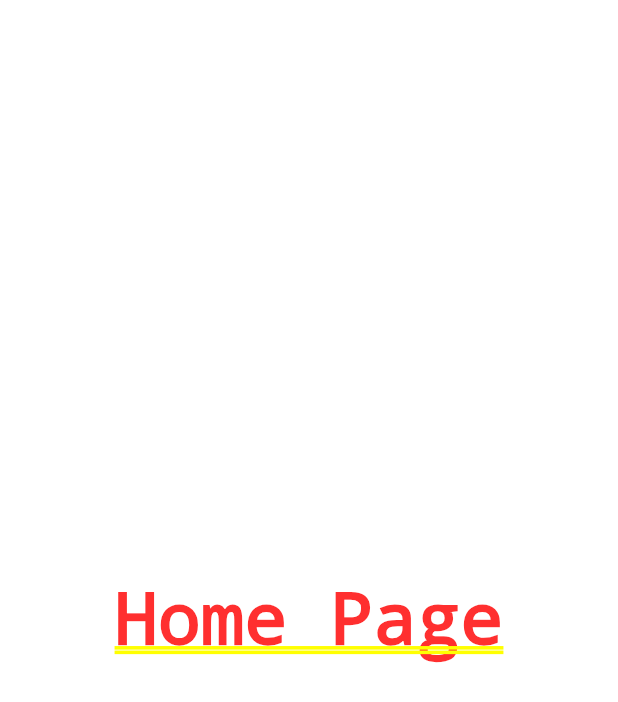
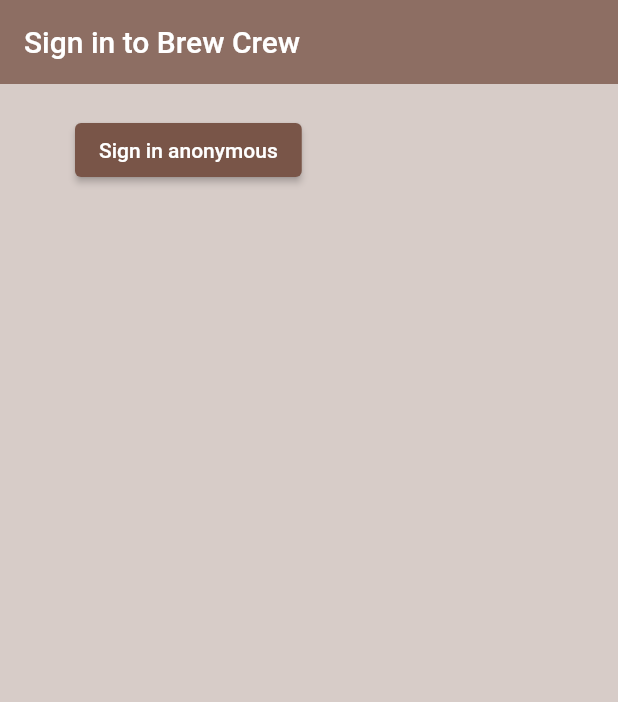
Before and after one commit to sunglimlee/better_touching_staff, a Flutter app: the screen it shows after launch, on a phone screen of 412 x 824 dp. Shown: the top 702 px of the screen. Run offline on Flutter 3.47's test engine with Material 2 defaults, Android fonts, the phone set to English and light mode, and no system bars; our stand-ins replace firebase_auth, firebase_core; accounts and stored records are empty.

Commit message:
Firebase Anonymous signIn, provicer, StreamProvider, signOut - https://www.youtube.com/watch?v=LBJoY4VjECo - auth_controller.dart 사용 - auth_service.dart 사용 - 현재는 GetX 상태관리를 사용하지 않으므로 그냥 auth_controller.dart 에서 auth_service.dart 의 instance 를 생성 - StreamProvider 를 사용한다. - signIn & signOut

```diff
--- /dev/null
+++ b/lib/controllers/auth_controller.dart
@@ -0,0 +1,23 @@
+import 'package:better_touching_staff/services/auth_service.dart';
+import 'package:firebase_auth/firebase_auth.dart';
+
+class AuthController {
+  // 지금 현재는 getX 를 사용하지 않기로 하니깐 여기서 바로 객체를 만들어서 사용할거다.
+  //AuthController({required this.authService});
+  AuthService authService = AuthService();
+
+  // Auth change user stream
+  Stream<User?> get user {
+    return AuthService().user;
+  }
+
+  // sign in anonymous
+  Future<dynamic> signInAnonymous() async {
+    return authService.signInAnonymous();
+  }
+
+  // sign out
+  Future<dynamic> signOut() async {
+    return await authService.signOut();
+  }
+}
--- a/lib/main.dart
+++ b/lib/main.dart
@@ -1,13 +1,15 @@
+import 'package:better_touching_staff/controllers/auth_controller.dart';
 import 'package:better_touching_staff/screens/wrapper.dart';
+import 'package:firebase_auth/firebase_auth.dart';
 import 'package:flutter/material.dart'; // install FlutterFire_CLI
 import 'package:better_touching_staff/firebase_options.dart';
 import 'package:firebase_core/firebase_core.dart';
+import 'package:provider/provider.dart';
 
 /// 여기 파이어 베이스를 연결하기 위한 초기화 작업을 해주어야 한다.
 void main() async {
   WidgetsFlutterBinding.ensureInitialized();
-  await Firebase.initializeApp(
-      options : DefaultFirebaseOptions.currentPlatform );
+  await Firebase.initializeApp(options: DefaultFirebaseOptions.currentPlatform);
 
   runApp(const MyApp());
 }
@@ -18,13 +20,17 @@
   // This widget is the root of your application.
   @override
   Widget build(BuildContext context) {
-    return MaterialApp(
-      debugShowCheckedModeBanner: false,
-      title: 'Good Touching Staff',
-      theme: ThemeData(
-        primarySwatch: Colors.brown,
+    return StreamProvider<User?>.value(
+      initialData: null,
+      value: AuthController().user, //
+      child: MaterialApp(
+        debugShowCheckedModeBanner: false,
+        title: 'Good Touching Staff',
+        theme: ThemeData(
+          primarySwatch: Colors.brown,
+        ),
+        home: const Wrapper(),
       ),
-      home: const Wrapper(),
     );
   }
 }
--- /dev/null
+++ b/lib/model/user_with_only_uid.dart
@@ -0,0 +1,5 @@
+class UserWithOnlyUid {
+  final String uid;
+
+  UserWithOnlyUid({required this.uid});
+}
--- a/lib/screens/authenticate/authenticate.dart
+++ b/lib/screens/authenticate/authenticate.dart
@@ -1,6 +1,9 @@
+import 'package:better_touching_staff/screens/authenticate/sign_in.dart';
+import 'package:better_touching_staff/services/auth_service.dart';
 import 'package:flutter/material.dart';
 
 /// 여기서 signing widget & Register widget 이 들어간다.
+/// Stateful widget 을 사용하는 이유는 뭘까? setState 를 이용해서 state 를 가지고 있기 위해서이지.. 단지 onPressed 때문이 아니라..
 class Authenticate extends StatefulWidget {
   const Authenticate({Key? key}) : super(key: key);
 
@@ -9,11 +12,13 @@
 }
 
 class _AuthenticateState extends State<Authenticate> {
+  // 여기서 잘봐라.. 외부에서 들어오는 건 위에서 작업하지만 여기의 state 저장용 변수는 이곳 State<Authenticate> 에서 작업한다.
+  // 변수를 선언하면 쓸 수 있듯이 클래스도 선언해야 그리고 instance 해야 쓸 수 있다. 말 그대로 초기화 같은 거지..
   @override
   Widget build(BuildContext context) {
     return Container(
       alignment: Alignment.center,
-      child: const Text('Authenticate'),
+      child: const SignIn(),
     );
   }
 }
--- /dev/null
+++ b/lib/screens/authenticate/sign_in.dart
@@ -0,0 +1,39 @@
+import 'package:better_touching_staff/controllers/auth_controller.dart';
+import 'package:flutter/material.dart';
+
+class SignIn extends StatefulWidget {
+  const SignIn({Key? key}) : super(key: key);
+
+  @override
+  State<SignIn> createState() => _SignInState();
+}
+
+class _SignInState extends State<SignIn> {
+  final AuthController _authController = AuthController();
+
+  @override
+  Widget build(BuildContext context) {
+    return Scaffold(
+      backgroundColor: Colors.brown[100],
+      appBar: AppBar(
+        backgroundColor: Colors.brown[400],
+        elevation: 0.0,
+        title: const Text('Sign in to Brew Crew'),
+      ),
+      body: Container(
+        padding: const EdgeInsets.symmetric(vertical: 20.0, horizontal: 50.0),
+        child: ElevatedButton(
+          child: const Text('Sign in anonymous'),
+          onPressed: () async {
+            // 잘봐라.. Future 로 날라오니깐 기다려줘야지.. 그래서 await 를 사용해야한다.꼭 기억해라.. 정말 중요한 거다.
+            // 곰곰히 생각해보니깐 값의 변경유무에 따라서 그 화면을 바꾸어주는거잖아.. 그래서 여기에서 조건을 가지고 작업하는게 맞다고 본다.
+            dynamic result = await _authController.signInAnonymous();
+            result == null
+                ? print('error sign in')
+                : {print('signed in \n${result.uid}')};
+          },
+        ),
+      ),
+    );
+  }
+}
--- a/lib/screens/wrapper.dart
+++ b/lib/screens/wrapper.dart
@@ -1,5 +1,8 @@
+import 'package:better_touching_staff/screens/authenticate/authenticate.dart';
 import 'package:better_touching_staff/screens/home/home.dart';
+import 'package:firebase_auth/firebase_auth.dart';
 import 'package:flutter/material.dart';
+import 'package:provider/provider.dart';
 
 /// 조건 분기가 될 위젯이다. 중요한 사살은 이 wrapper 클래스는 Provider 에 대한 내용만 보고 분기를 한다.
 class Wrapper extends StatelessWidget {
@@ -7,10 +10,12 @@
 
   @override
   Widget build(BuildContext context) {
+    // 잘봐라. 변수를 만들 때 null 이 들어가는지 계속 확인해야 한다.
+    final User? user = Provider.of<User?>(context);
     // return either Home or Authenticate widget
     return Container(
       alignment: Alignment.center,
-      child: const Home(),
+      child: user == null ? const Authenticate() : Home(),
     );
   }
 }
--- a/pubspec.yaml
+++ b/pubspec.yaml
@@ -38,6 +38,7 @@
   cupertino_icons: ^1.0.2
   cloud_firestore: ^4.3.0
   firebase_auth: ^4.2.3
+  provider: ^6.0.5
 
 dev_dependencies:
   flutter_test:
```
Also changed, not shown: lib/screens/home/home.dart (+28 -4 lines), lib/services/auth_service.dart (+19 -2 lines), pubspec.lock.
